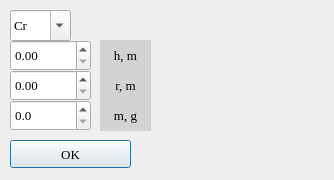
This is vaporization/dialog_chamber.ui in VacuumLabsProject/project as Qt 5 draws it before an edit. The edited form follows.
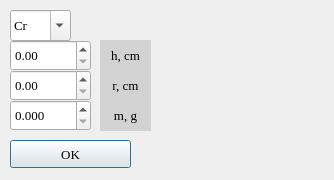
This is the edited form.

The edit to the form file:
```diff
--- a/vaporization/dialog_chamber.ui
+++ b/vaporization/dialog_chamber.ui
@@ -85,7 +85,7 @@
     <string notr="true">background-color: rgb(210, 210, 210)</string>
    </property>
    <property name="text">
-    <string>h, m</string>
+    <string>h, cm</string>
    </property>
    <property name="alignment">
     <set>Qt::AlignCenter</set>
@@ -129,10 +129,13 @@
     </font>
    </property>
    <property name="decimals">
-    <number>1</number>
+    <number>3</number>
    </property>
    <property name="maximum">
-    <double>999.000000000000000</double>
+    <double>9.999000000000001</double>
+   </property>
+   <property name="singleStep">
+    <double>0.001000000000000</double>
    </property>
   </widget>
   <widget class="QLabel" name="m_label">
@@ -201,7 +204,7 @@
     <string notr="true">background-color: rgb(210, 210, 210)</string>
    </property>
    <property name="text">
-    <string>r, m</string>
+    <string>r, cm</string>
    </property>
    <property name="alignment">
     <set>Qt::AlignCenter</set>
```
Left out of the diff: 4 changed lines with no effect on the pictures.
